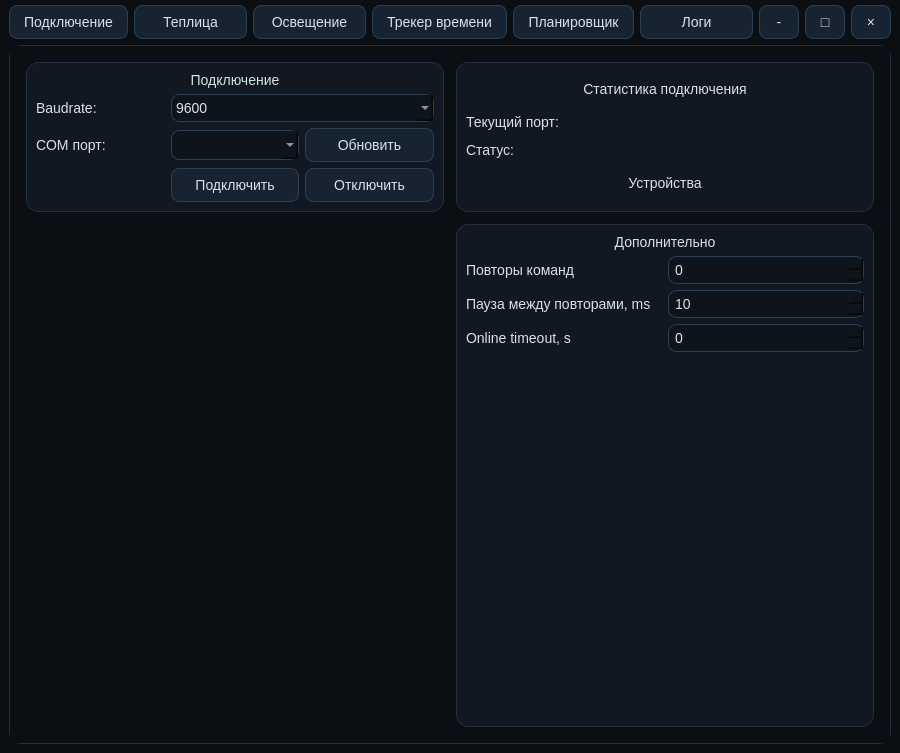
The window that app/desktop/RoomControl/mainwindow.ui (suneids/Light) describes before a commit, drawn with Qt 5.
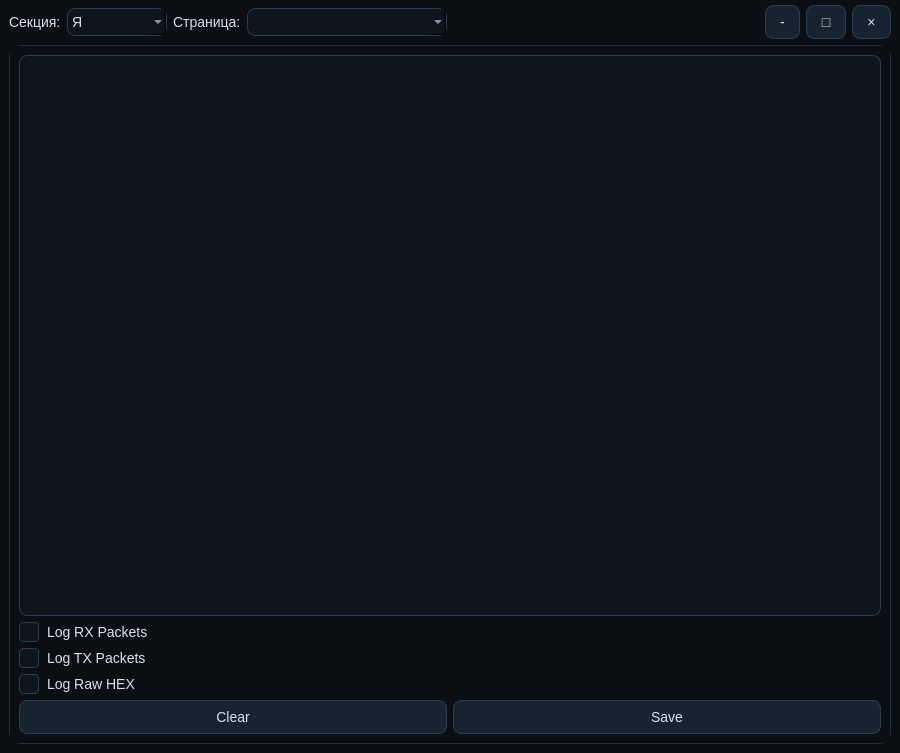
The same window after the commit. The open tabs and pages were chosen to show the change.

```diff
--- a/app/desktop/RoomControl/mainwindow.ui
+++ b/app/desktop/RoomControl/mainwindow.ui
@@ -159,53 +159,28 @@
      <number>5</number>
     </property>
     <item>
-     <layout class="QGridLayout" name="gridLayout" columnstretch="0,0,0,0,0,0,0,0,0">
-      <item row="0" column="1">
-       <widget class="QPushButton" name="btn_greenhouse">
-        <property name="maximumSize">
-         <size>
-          <width>16777215</width>
-          <height>34</height>
-         </size>
-        </property>
-        <property name="text">
-         <string>Теплица</string>
-        </property>
-       </widget>
-      </item>
-      <item row="0" column="0">
-       <widget class="QPushButton" name="btn_connection">
-        <property name="maximumSize">
-         <size>
-          <width>16777215</width>
-          <height>34</height>
-         </size>
-        </property>
-        <property name="text">
-         <string>Подключение</string>
-        </property>
-       </widget>
-      </item>
-      <item row="0" column="6">
-       <widget class="QPushButton" name="btn_minimize">
+     <layout class="QGridLayout" name="gridLayout" columnstretch="0,0,0,0,0,0,0,0">
+      <item row="1" column="1">
+       <widget class="QComboBox" name="combo_scope">
         <property name="minimumSize">
          <size>
-          <width>32</width>
-          <height>28</height>
+          <width>100</width>
+          <height>0</height>
          </size>
         </property>
-        <property name="maximumSize">
-         <size>
-          <width>40</width>
-          <height>34</height>
-         </size>
-        </property>
-        <property name="text">
-         <string>-</string>
-        </property>
+        <item>
+         <property name="text">
+          <string>Я</string>
+         </property>
+        </item>
+        <item>
+         <property name="text">
+          <string>Комната</string>
+         </property>
+        </item>
        </widget>
       </item>
-      <item row="0" column="7">
+      <item row="1" column="6">
        <widget class="QPushButton" name="btn_maximize">
         <property name="minimumSize">
          <size>
@@ -224,33 +199,14 @@
         </property>
        </widget>
       </item>
-      <item row="0" column="3">
-       <widget class="QPushButton" name="btn_time_tracker">
-        <property name="maximumSize">
-         <size>
-          <width>16777215</width>
-          <height>34</height>
-         </size>
-        </property>
+      <item row="1" column="0">
+       <widget class="QLabel" name="lbl_section_desc">
         <property name="text">
-         <string>Трекер времени</string>
+         <string>Секция:</string>
         </property>
        </widget>
       </item>
-      <item row="0" column="5">
-       <widget class="QPushButton" name="btn_log">
-        <property name="maximumSize">
-         <size>
-          <width>16777215</width>
-          <height>34</height>
-         </size>
-        </property>
-        <property name="text">
-         <string>Логи</string>
-        </property>
-       </widget>
-      </item>
-      <item row="0" column="8">
+      <item row="1" column="7">
        <widget class="QPushButton" name="btn_close">
         <property name="minimumSize">
          <size>
@@ -269,35 +225,58 @@
         </property>
        </widget>
       </item>
-      <item row="0" column="2">
-       <widget class="QPushButton" name="btn_lightning">
+      <item row="1" column="3">
+       <widget class="QComboBox" name="combo_page">
         <property name="minimumSize">
          <size>
-          <width>0</width>
+          <width>200</width>
           <height>0</height>
          </size>
         </property>
         <property name="maximumSize">
          <size>
           <width>16777215</width>
-          <height>34</height>
+          <height>16777215</height>
          </size>
         </property>
-        <property name="text">
-         <string>Освещение</string>
-        </property>
        </widget>
       </item>
-      <item row="0" column="4">
-       <widget class="QPushButton" name="btn_planner">
+      <item row="1" column="4">
+       <spacer name="horizontalSpacer">
+        <property name="orientation">
+         <enum>Qt::Horizontal</enum>
+        </property>
+        <property name="sizeHint" stdset="0">
+         <size>
+          <width>40</width>
+          <height>20</height>
+         </size>
+        </property>
+       </spacer>
+      </item>
+      <item row="1" column="5">
+       <widget class="QPushButton" name="btn_minimize">
+        <property name="minimumSize">
+         <size>
+          <width>32</width>
+          <height>28</height>
+         </size>
+        </property>
         <property name="maximumSize">
          <size>
-          <width>16777215</width>
+          <width>40</width>
           <height>34</height>
          </size>
         </property>
         <property name="text">
-         <string>Планировщик</string>
+         <string>-</string>
+        </property>
+       </widget>
+      </item>
+      <item row="1" column="2">
+       <widget class="QLabel" name="lbl_page_desc">
+        <property name="text">
+         <string>Страница:</string>
         </property>
        </widget>
       </item>
@@ -318,323 +297,6 @@
       <property name="currentIndex">
        <number>1</number>
       </property>
-      <widget class="QWidget" name="pg_connection">
-       <layout class="QGridLayout" name="gridLayout_3">
-        <property name="leftMargin">
-         <number>16</number>
-        </property>
-        <property name="topMargin">
-         <number>16</number>
-        </property>
-        <property name="rightMargin">
-         <number>16</number>
-        </property>
-        <property name="bottomMargin">
-         <number>16</number>
-        </property>
-        <property name="spacing">
-         <number>12</number>
-        </property>
-        <item row="0" column="0">
-         <widget class="QFrame" name="frame_connection_connection">
-          <property name="frameShape">
-           <enum>QFrame::StyledPanel</enum>
-          </property>
-          <property name="frameShadow">
-           <enum>QFrame::Raised</enum>
-          </property>
-          <layout class="QGridLayout" name="gridLayout_17">
-           <item row="2" column="1">
-            <widget class="QComboBox" name="cmb_ports">
-             <property name="maximumSize">
-              <size>
-               <width>200</width>
-               <height>30</height>
-              </size>
-             </property>
-            </widget>
-           </item>
-           <item row="1" column="0">
-            <widget class="QLabel" name="lbl_connection_baudrate_desc">
-             <property name="maximumSize">
-              <size>
-               <width>16777215</width>
-               <height>30</height>
-              </size>
-             </property>
-             <property name="text">
-              <string>Baudrate:</string>
-             </property>
-            </widget>
-           </item>
-           <item row="2" column="0">
-            <widget class="QLabel" name="lbl_portSelection">
-             <property name="maximumSize">
-              <size>
-               <width>16777215</width>
-               <height>30</height>
-              </size>
-             </property>
-             <property name="text">
-              <string>COM порт:</string>
-             </property>
-            </widget>
-           </item>
-           <item row="2" column="2">
-            <widget class="QPushButton" name="btn_refreshPorts">
-             <property name="maximumSize">
-              <size>
-               <width>200</width>
-               <height>34</height>
-              </size>
-             </property>
-             <property name="text">
-              <string>Обновить</string>
-             </property>
-            </widget>
-           </item>
-           <item row="1" column="1" colspan="2">
-            <widget class="QComboBox" name="cmb_connection_baudrate">
-             <item>
-              <property name="text">
-               <string>9600</string>
-              </property>
-             </item>
-            </widget>
-           </item>
-           <item row="3" column="2">
-            <widget class="QPushButton" name="btn_disconnect">
-             <property name="maximumSize">
-              <size>
-               <width>200</width>
-               <height>34</height>
-              </size>
-             </property>
-             <property name="text">
-              <string>Отключить</string>
-             </property>
-            </widget>
-           </item>
-           <item row="3" column="1">
-            <widget class="QPushButton" name="btn_connect">
-             <property name="maximumSize">
-              <size>
-               <width>200</width>
-               <height>34</height>
-              </size>
-             </property>
-             <property name="text">
-              <string>Подключить</string>
-             </property>
-            </widget>
-           </item>
-           <item row="0" column="0" colspan="3">
-            <widget class="QLabel" name="label_4">
-             <property name="maximumSize">
-              <size>
-               <width>16777215</width>
-               <height>30</height>
-              </size>
-             </property>
-             <property name="text">
-              <string>Подключение</string>
-             </property>
-             <property name="alignment">
-              <set>Qt::AlignCenter</set>
-             </property>
-            </widget>
-           </item>
-          </layout>
-         </widget>
-        </item>
-        <item row="12" column="1">
-         <widget class="QFrame" name="frame_connection_extra">
-          <property name="frameShape">
-           <enum>QFrame::StyledPanel</enum>
-          </property>
-          <property name="frameShadow">
-           <enum>QFrame::Raised</enum>
-          </property>
-          <layout class="QGridLayout" name="gridLayout_16">
-           <item row="4" column="0">
-            <widget class="QLabel" name="lbl_general_online_timeout_desc">
-             <property name="text">
-              <string>Online timeout, s</string>
-             </property>
-            </widget>
-           </item>
-           <item row="2" column="1">
-            <widget class="QSpinBox" name="spin_general_cmd_repeats"/>
-           </item>
-           <item row="2" column="0">
-            <widget class="QLabel" name="lbl_general_cmd_repeats_desc">
-             <property name="text">
-              <string>Повторы команд</string>
-             </property>
-            </widget>
-           </item>
-           <item row="3" column="0">
-            <widget class="QLabel" name="lbl_general_time_between_repeats_desc">
-             <property name="text">
-              <string>Пауза между повторами, ms</string>
-             </property>
-            </widget>
-           </item>
-           <item row="4" column="1">
-            <widget class="QSpinBox" name="spin_general_online_timeout"/>
-           </item>
-           <item row="3" column="1">
-            <widget class="QSpinBox" name="spin_general_time_between_repeats">
-             <property name="minimum">
-              <number>10</number>
-             </property>
-             <property name="maximum">
-              <number>200</number>
-             </property>
-             <property name="singleStep">
-              <number>10</number>
-             </property>
-            </widget>
-           </item>
-           <item row="0" column="0" colspan="2">
-            <widget class="QLabel" name="lbl_connection_extra_desc">
-             <property name="maximumSize">
-              <size>
-               <width>16777215</width>
-               <height>30</height>
-              </size>
-             </property>
-             <property name="text">
-              <string>Дополнительно</string>
-             </property>
-             <property name="scaledContents">
-              <bool>false</bool>
-             </property>
-             <property name="alignment">
-              <set>Qt::AlignHCenter|Qt::AlignTop</set>
-             </property>
-             <property name="margin">
-              <number>0</number>
-             </property>
-             <property name="indent">
-              <number>-2</number>
-             </property>
-            </widget>
-           </item>
-           <item row="5" column="0">
-            <spacer name="verticalSpacer">
-             <property name="orientation">
-              <enum>Qt::Vertical</enum>
-             </property>
-             <property name="sizeHint" stdset="0">
-              <size>
-               <width>20</width>
-               <height>40</height>
-              </size>
-             </property>
-            </spacer>
-           </item>
-          </layout>
-         </widget>
-        </item>
-        <item row="0" column="1">
-         <widget class="QFrame" name="frame_connection_status">
-          <property name="frameShape">
-           <enum>QFrame::StyledPanel</enum>
-          </property>
-          <property name="frameShadow">
-           <enum>QFrame::Raised</enum>
-          </property>
-          <layout class="QGridLayout" name="gridLayout_18">
-           <item row="2" column="0">
-            <widget class="QLabel" name="lbl_currentPort_desc">
-             <property name="maximumSize">
-              <size>
-               <width>16777215</width>
-               <height>20</height>
-              </size>
-             </property>
-             <property name="text">
-              <string>Текущий порт:</string>
-             </property>
-            </widget>
-           </item>
-           <item row="0" column="0" colspan="2">
-            <widget class="QLabel" name="label_5">
-             <property name="maximumSize">
-              <size>
-               <width>16777215</width>
-               <height>30</height>
-              </size>
-             </property>
-             <property name="text">
-              <string>Статистика подключения</string>
-             </property>
-             <property name="alignment">
-              <set>Qt::AlignCenter</set>
-             </property>
-            </widget>
-           </item>
-           <item row="4" column="0" colspan="2">
-            <widget class="QLabel" name="label_6">
-             <property name="maximumSize">
-              <size>
-               <width>16777215</width>
-               <height>30</height>
-              </size>
-             </property>
-             <property name="text">
-              <string>Устройства</string>
-             </property>
-             <property name="alignment">
-              <set>Qt::AlignCenter</set>
-             </property>
-            </widget>
-           </item>
-           <item row="2" column="1">
-            <widget class="QLabel" name="lbl_currentPort">
-             <property name="maximumSize">
-              <size>
-               <width>16777215</width>
-               <height>30</height>
-              </size>
-             </property>
-             <property name="text">
-              <string/>
-             </property>
-            </widget>
-           </item>
-           <item row="3" column="0">
-            <widget class="QLabel" name="lbl_status_desc">
-             <property name="maximumSize">
-              <size>
-               <width>16777215</width>
-               <height>20</height>
-              </size>
-             </property>
-             <property name="text">
-              <string>Статус:</string>
-             </property>
-            </widget>
-           </item>
-           <item row="3" column="1">
-            <widget class="QLabel" name="lbl_status">
-             <property name="maximumSize">
-              <size>
-               <width>16777215</width>
-               <height>30</height>
-              </size>
-             </property>
-             <property name="text">
-              <string/>
-             </property>
-            </widget>
-           </item>
-          </layout>
-         </widget>
-        </item>
-       </layout>
-      </widget>
       <widget class="QWidget" name="pg_log">
        <layout class="QGridLayout" name="gridLayout_5">
         <item row="6" column="0">
```
Left out of the diff: 4 changed lines with no effect on the pictures.
